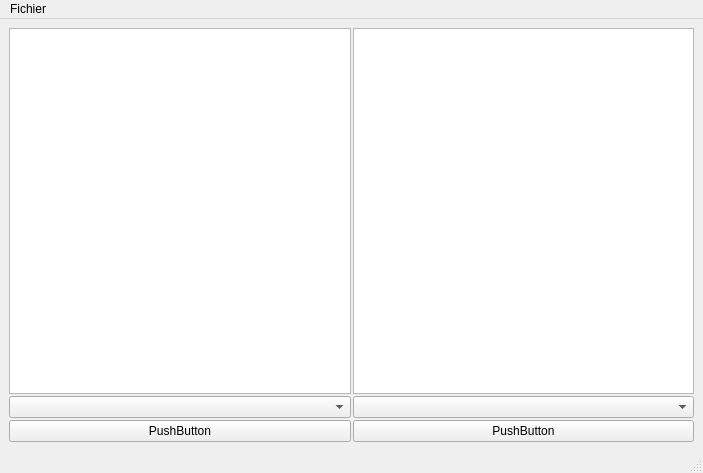
Qt form OutilsTest/mainWindow.ui (MaxPhilb/epicArduino) before a commit.
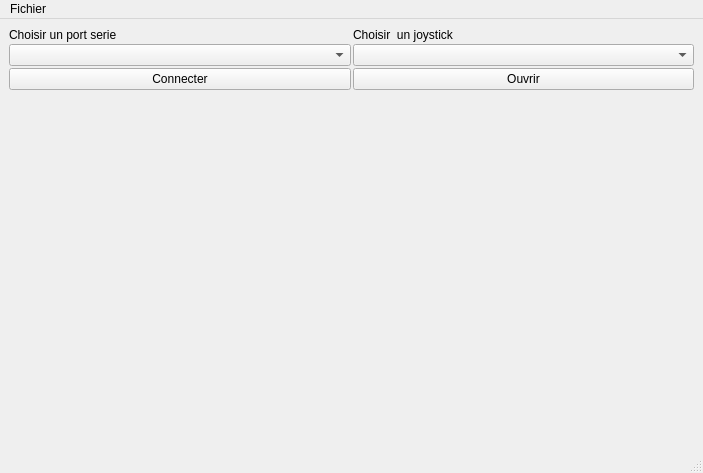
The same form after that commit.

Diff of the .ui file:
```diff
--- a/OutilsTest/mainWindow.ui
+++ b/OutilsTest/mainWindow.ui
@@ -37,7 +37,11 @@
         <item>
          <layout class="QVBoxLayout" name="verticalLayout_5">
           <item>
-           <widget class="QTextEdit" name="textEdit"/>
+           <widget class="QLabel" name="label">
+            <property name="text">
+             <string>Choisir un port serie</string>
+            </property>
+           </widget>
           </item>
           <item>
            <widget class="QComboBox" name="comboBox"/>
@@ -45,16 +49,33 @@
           <item>
            <widget class="QPushButton" name="btnSerial">
             <property name="text">
-             <string>PushButton</string>
+             <string>Connecter</string>
             </property>
            </widget>
           </item>
+          <item>
+           <spacer name="verticalSpacer_2">
+            <property name="orientation">
+             <enum>Qt::Vertical</enum>
+            </property>
+            <property name="sizeHint" stdset="0">
+             <size>
+              <width>20</width>
+              <height>40</height>
+             </size>
+            </property>
+           </spacer>
+          </item>
          </layout>
         </item>
         <item>
          <layout class="QVBoxLayout" name="verticalLayout_4">
           <item>
-           <widget class="QTextEdit" name="textEdit_2"/>
+           <widget class="QLabel" name="label_2">
+            <property name="text">
+             <string>Choisir  un joystick</string>
+            </property>
+           </widget>
           </item>
           <item>
            <widget class="QComboBox" name="comboBox_2"/>
@@ -62,16 +83,46 @@
           <item>
            <widget class="QPushButton" name="btnJoystick">
             <property name="text">
-             <string>PushButton</string>
+             <string>Ouvrir</string>
             </property>
            </widget>
           </item>
+          <item>
+           <spacer name="verticalSpacer_4">
+            <property name="orientation">
+             <enum>Qt::Vertical</enum>
+            </property>
+            <property name="sizeHint" stdset="0">
+             <size>
+              <width>20</width>
+              <height>40</height>
+             </size>
+            </property>
+           </spacer>
+          </item>
          </layout>
         </item>
        </layout>
       </item>
       <item>
-       <layout class="QHBoxLayout" name="horizontalLayout_2"/>
+       <layout class="QHBoxLayout" name="horizontalLayout_3" stretch="">
+        <property name="spacing">
+         <number>2</number>
+        </property>
+       </layout>
+      </item>
+      <item>
+       <spacer name="verticalSpacer_5">
+        <property name="orientation">
+         <enum>Qt::Vertical</enum>
+        </property>
+        <property name="sizeHint" stdset="0">
+         <size>
+          <width>20</width>
+          <height>40</height>
+         </size>
+        </property>
+       </spacer>
       </item>
      </layout>
     </item>
```
Left out of the diff: 4 changed lines with no effect on the pictures.
